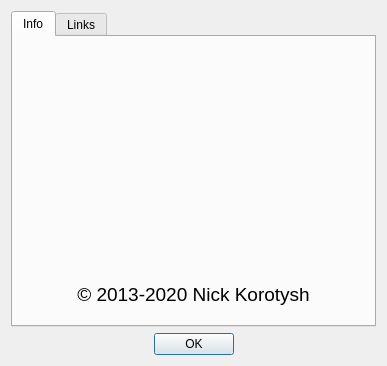
Before: the Qt Designer form digital_clock/gui/about_dialog.ui in Kolcha/DigitalClock4, drawn with Qt 5.
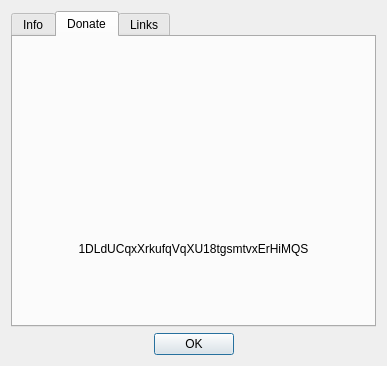
After: the same form once the commit is applied. The open tabs and pages were chosen to show the change. Icons and pictures are not drawn. Custom widgets are drawn as their Qt base class.

Commit message: added donation info into about dialog

Diff of the .ui file:
```diff
--- a/digital_clock/gui/about_dialog.ui
+++ b/digital_clock/gui/about_dialog.ui
@@ -161,6 +161,36 @@
        </item>
       </layout>
      </widget>
+     <widget class="QWidget" name="donate_tab">
+      <attribute name="title">
+       <string>Donate</string>
+      </attribute>
+      <layout class="QVBoxLayout" name="verticalLayout">
+       <item>
+        <widget class="QLabel" name="btc_adress_qr">
+         <property name="text">
+          <string notr="true">&lt;BTC QR&gt;</string>
+         </property>
+         <property name="alignment">
+          <set>Qt::AlignCenter</set>
+         </property>
+        </widget>
+       </item>
+       <item>
+        <widget class="QLabel" name="btc_address_label">
+         <property name="text">
+          <string notr="true">1DLdUCqxXrkufqVqXU18tgsmtvxErHiMQS</string>
+         </property>
+         <property name="alignment">
+          <set>Qt::AlignCenter</set>
+         </property>
+         <property name="textInteractionFlags">
+          <set>Qt::LinksAccessibleByMouse|Qt::TextSelectableByMouse</set>
+         </property>
+        </widget>
+       </item>
+      </layout>
+     </widget>
      <widget class="QWidget" name="links_tab">
       <attribute name="title">
        <string>Links</string>
```
The commit also changes 3 other files.
